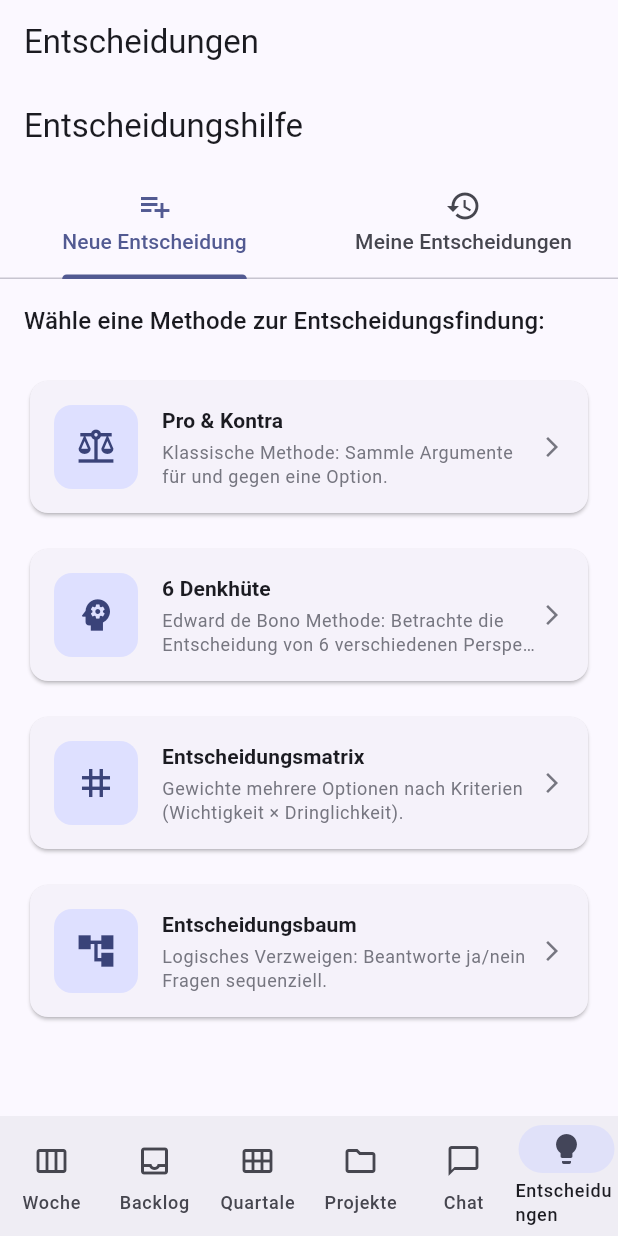
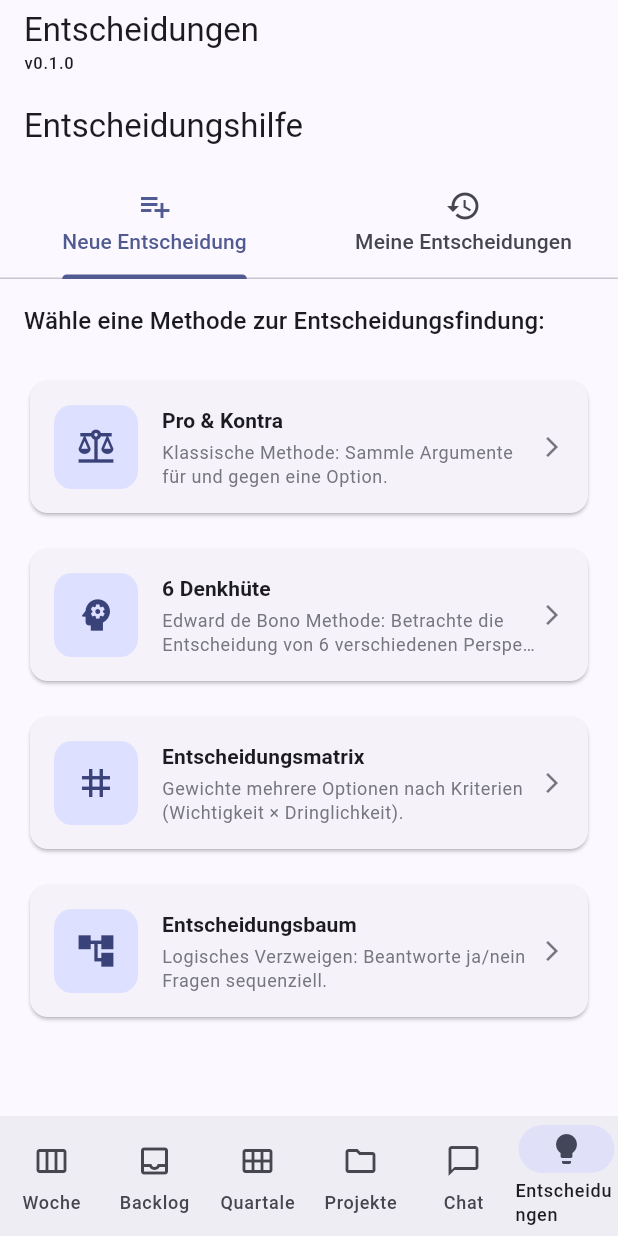
Before and after one commit to HeZumbu23/ai-time-plannning, a Flutter app: the DecisionsScreen screen opened by its route, on a phone screen of 412 x 824 dp. Run offline on Flutter 3.47's test engine with Material 3 defaults, Android fonts, the phone set to English and light mode, and no system bars; our stand-ins replace go_router, shared_preferences, supabase; missing offline and left inert: mobile_scanner; accounts and stored records are empty.

Commit message:
Fix hats dialog controller lifecycle and add version display to AppBar
- Fix TextEditingController lifecycle in _showHatsEditDialog: properly dispose controllers on cancel/save
- Add app version display in AppBar showing current installed version (v0.1.0)
- Version appears as subtitle in AppBar for better visibility of app updates

Co-Authored-By: Claude Haiku 4.5 <noreply@anthropic.com>
Claude-Session: https://claude.ai/code/session_01T8ecqJsmXudbjhyYsMJ43k

```diff
--- a/lib/screens/home_shell.dart
+++ b/lib/screens/home_shell.dart
@@ -1,6 +1,7 @@
 import 'package:flutter/material.dart';
 import 'package:go_router/go_router.dart';
 
+import '../config/app_version.dart';
 import '../config/supabase_client.dart';
 
 /// Haupt-Navigation mit URL-basierter History für den Browser.
@@ -59,7 +60,17 @@ class HomeShell extends StatelessWidget {
     if (navigationShell.currentIndex == 0) return null;
 
     return AppBar(
-      title: Text(_titles[navigationShell.currentIndex]),
+      title: Column(
+        mainAxisSize: MainAxisSize.min,
+        crossAxisAlignment: CrossAxisAlignment.start,
+        children: [
+          Text(_titles[navigationShell.currentIndex]),
+          Text(
+            'v$appVersion',
+            style: Theme.of(context).textTheme.labelSmall,
+          ),
+        ],
+      ),
       actions: [
         if (isSupabaseInitialized)
           IconButton(
```
Also changed, not shown: lib/screens/decisions_screen.dart (+20 -7 lines).
